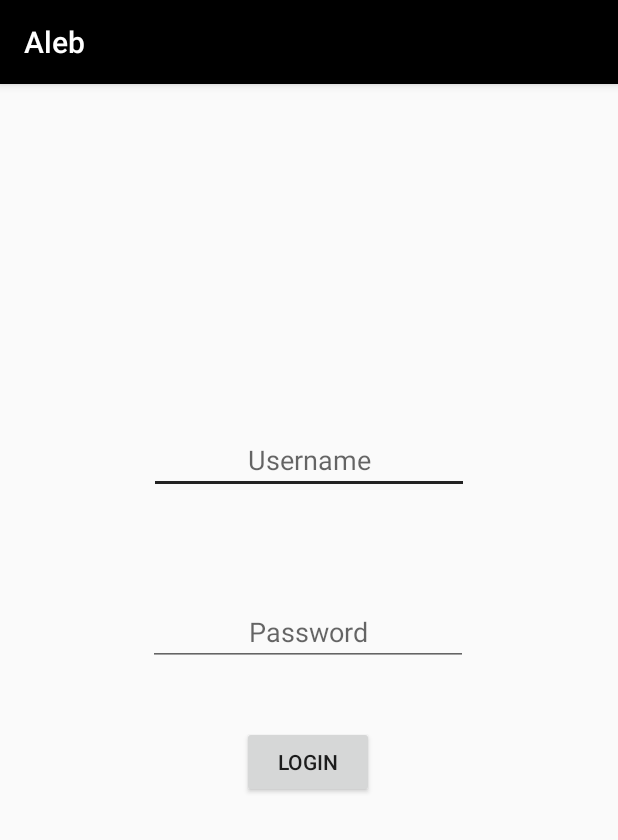
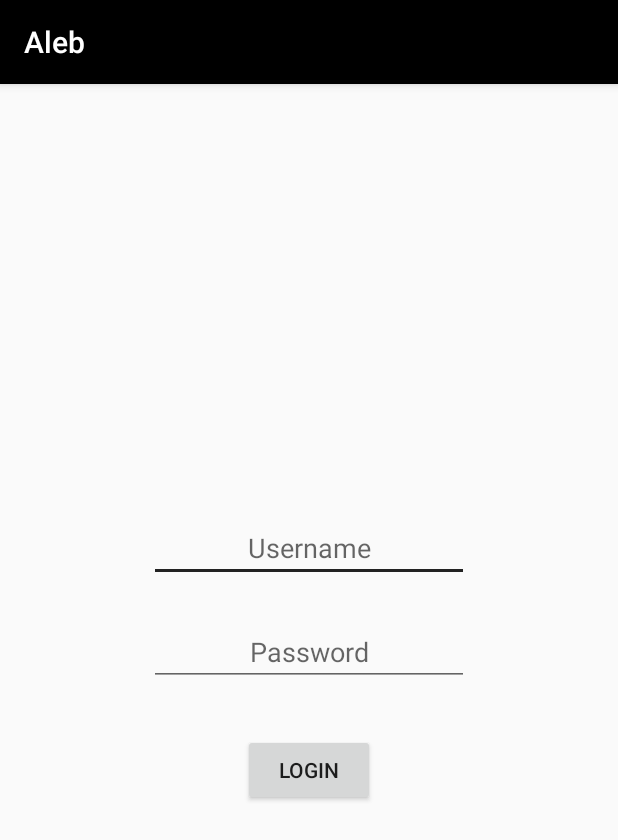
Before and after one commit to dgranosa/AlebAndroid, an Android app: the Login screen opened directly, with no data from a screen before it, on a phone screen of 412 x 824 dp. Shown: the top 840 px of the screen. Run offline under Robolectric (Android 15) with nearby library versions, the phone set to English and light mode, and no system bars.

Commit message:
Fix login layout

```diff
--- a/app/src/main/res/layout/activity_login.xml
+++ b/app/src/main/res/layout/activity_login.xml
@@ -6,45 +6,49 @@
     android:layout_height="match_parent"
     tools:context=".Login">
 
+    <androidx.constraintlayout.widget.ConstraintLayout
+        android:layout_width="wrap_content"
+        android:layout_height="wrap_content"
+        app:layout_constraintBottom_toBottomOf="parent"
+        app:layout_constraintEnd_toEndOf="parent"
+        app:layout_constraintStart_toStartOf="parent"
+        app:layout_constraintTop_toTopOf="parent">
+
         <EditText
             android:id="@+id/l_username"
             android:layout_width="wrap_content"
             android:layout_height="wrap_content"
-        android:layout_marginTop="228dp"
             android:ems="10"
             android:gravity="center_horizontal"
             android:hint="Username"
             android:inputType="textPersonName"
-        app:layout_constraintBottom_toTopOf="@+id/l_password"
             app:layout_constraintEnd_toEndOf="parent"
             app:layout_constraintStart_toStartOf="parent"
-        app:layout_constraintTop_toTopOf="parent"
-        app:layout_constraintVertical_bias="0.0" />
+            app:layout_constraintTop_toTopOf="parent" />
 
         <EditText
             android:id="@+id/l_password"
             android:layout_width="wrap_content"
             android:layout_height="wrap_content"
-        android:layout_marginBottom="40dp"
+            android:layout_marginTop="24dp"
             android:ems="10"
             android:gravity="center_horizontal"
             android:hint="Password"
             android:imeOptions="actionDone"
             android:inputType="textPassword"
-        app:layout_constraintBottom_toTopOf="@+id/b_login"
             app:layout_constraintEnd_toEndOf="parent"
-        app:layout_constraintHorizontal_bias="0.497"
-        app:layout_constraintStart_toStartOf="parent" />
+            app:layout_constraintStart_toStartOf="parent"
+            app:layout_constraintTop_toBottomOf="@+id/l_username" />
 
         <Button
             android:id="@+id/b_login"
             android:layout_width="wrap_content"
             android:layout_height="wrap_content"
-        android:layout_marginBottom="292dp"
+            android:layout_marginTop="32dp"
             android:onClick="login"
             android:text="Login"
-        app:layout_constraintBottom_toBottomOf="parent"
             app:layout_constraintEnd_toEndOf="parent"
-        app:layout_constraintHorizontal_bias="0.498"
-        app:layout_constraintStart_toStartOf="parent" />
+            app:layout_constraintStart_toStartOf="parent"
+            app:layout_constraintTop_toBottomOf="@+id/l_password" />
     </androidx.constraintlayout.widget.ConstraintLayout>
+</androidx.constraintlayout.widget.ConstraintLayout>
```
Lines whose indentation alone changed are shown as unchanged.
